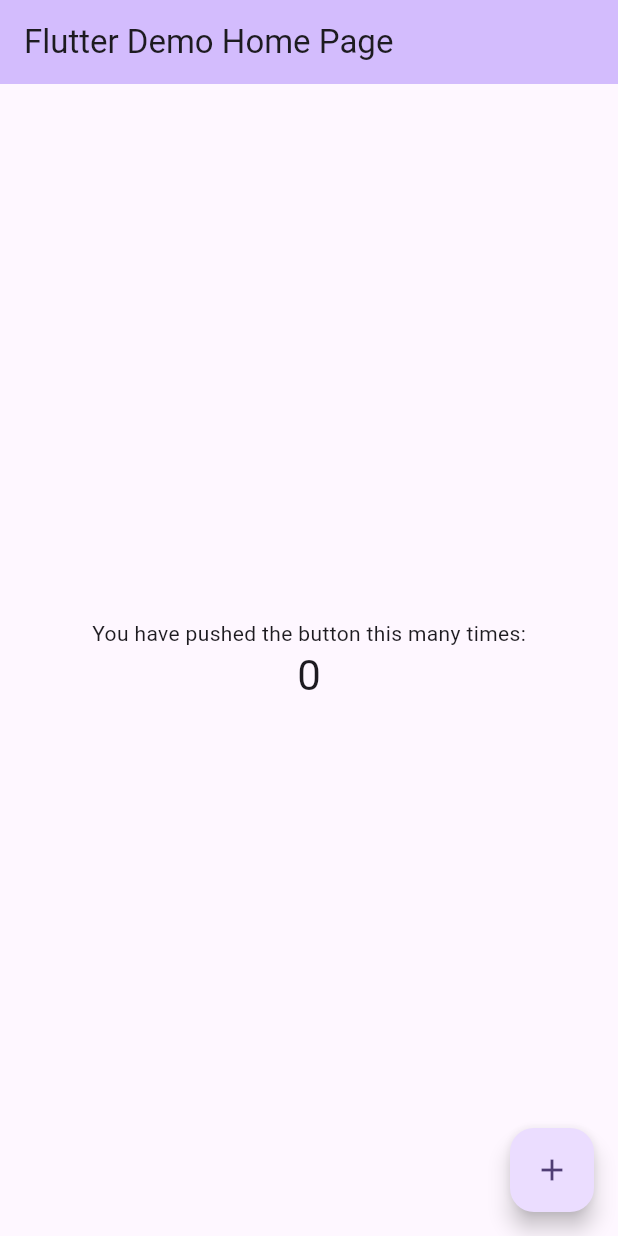
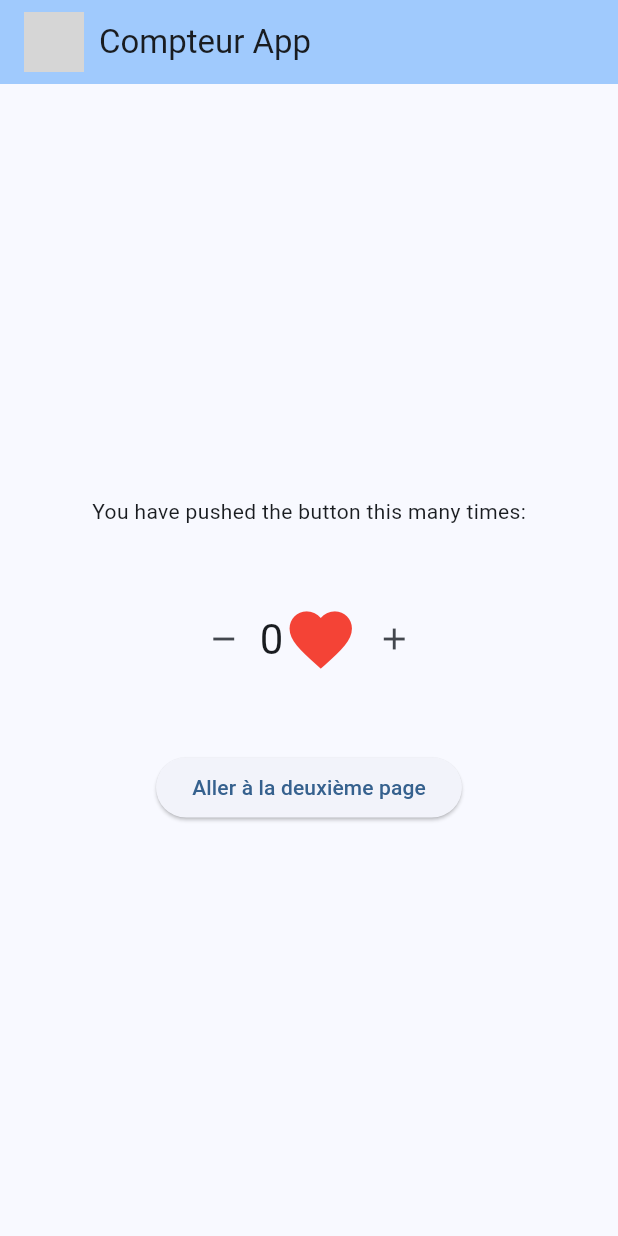
Before and after one commit to edetommaso/2025_R4A11_DE_TOMMASO_Eric, a Flutter app: the screen it shows after launch, on a phone screen of 412 x 824 dp. Run offline on Flutter 3.47's test engine with Material 3 defaults, Android fonts, the phone set to English and light mode, and no system bars; grey boxes are pictures that could not be loaded.

Commit message:
ajout de la correction

```diff
--- a/lib/main.dart
+++ b/lib/main.dart
@@ -1,4 +1,8 @@
 import 'package:flutter/material.dart';
+
+const Color primaryColor = Color(0xFF2196F3);
+const String appTitle = 'Compteur App';
+const String secondPageTitle = 'Seconde page';
 
 void main() {
   runApp(const MyApp());
@@ -7,119 +11,140 @@ void main() {
 class MyApp extends StatelessWidget {
   const MyApp({super.key});
 
-  // This widget is the root of your application.
   @override
   Widget build(BuildContext context) {
     return MaterialApp(
-      title: 'Flutter Demo',
+      title: appTitle,
       theme: ThemeData(
-        // This is the theme of your application.
-        //
-        // TRY THIS: Try running your application with "flutter run". You'll see
-        // the application has a purple toolbar. Then, without quitting the app,
-        // try changing the seedColor in the colorScheme below to Colors.green
-        // and then invoke "hot reload" (save your changes or press the "hot
-        // reload" button in a Flutter-supported IDE, or press "r" if you used
-        // the command line to start the app).
-        //
-        // Notice that the counter didn't reset back to zero; the application
-        // state is not lost during the reload. To reset the state, use hot
-        // restart instead.
-        //
-        // This works for code too, not just values: Most code changes can be
-        // tested with just a hot reload.
-        colorScheme: ColorScheme.fromSeed(seedColor: Colors.deepPurple),
+        colorScheme: ColorScheme.fromSeed(seedColor: primaryColor),
         useMaterial3: true,
       ),
-      home: const MyHomePage(title: 'Flutter Demo Home Page'),
+      initialRoute: '/',
+      routes: {
+        '/': (context) => const HomePage(),
+        '/second': (context) => const SecondPage(),
+      },
     );
   }
 }
 
-class MyHomePage extends StatefulWidget {
-  const MyHomePage({super.key, required this.title});
-
-  // This widget is the home page of your application. It is stateful, meaning
-  // that it has a State object (defined below) that contains fields that affect
-  // how it looks.
-
-  // This class is the configuration for the state. It holds the values (in this
-  // case the title) provided by the parent (in this case the App widget) and
-  // used by the build method of the State. Fields in a Widget subclass are
-  // always marked "final".
-
-  final String title;
+/*
+ * Page d'accueil et son état mutable
+ */
+class HomePage extends StatefulWidget {
+  const HomePage({super.key});
 
   @override
-  State<MyHomePage> createState() => _MyHomePageState();
+  State<HomePage> createState() => _HomePageState();
 }
 
-class _MyHomePageState extends State<MyHomePage> {
+
+/*
+ * Etat mutable de la page d'accueil
+ */
+class _HomePageState extends State<HomePage> {
   int _counter = 0;
 
+  //Ici, les méthodes et fonctions qui font varier l'état de votre page d'accueil
+
+  // Méthode d'incrémentation du compteur
   void _incrementCounter() {
     setState(() {
-      // This call to setState tells the Flutter framework that something has
-      // changed in this State, which causes it to rerun the build method below
-      // so that the display can reflect the updated values. If we changed
-      // _counter without calling setState(), then the build method would not be
-      // called again, and so nothing would appear to happen.
       _counter++;
     });
   }
 
+  // Méthode de décrémentation du compteur
+  void _decrementCounter() {
+    setState(() {
+      _counter--;
+    });
+  }
+
+  // Fonction build qui construit l'UI associé à l'état de votre page
   @override
   Widget build(BuildContext context) {
-    // This method is rerun every time setState is called, for instance as done
-    // by the _incrementCounter method above.
-    //
-    // The Flutter framework has been optimized to make rerunning build methods
-    // fast, so that you can just rebuild anything that needs updating rather
-    // than having to individually change instances of widgets.
     return Scaffold(
       appBar: AppBar(
-        // TRY THIS: Try changing the color here to a specific color (to
-        // Colors.amber, perhaps?) and trigger a hot reload to see the AppBar
-        // change color while the other colors stay the same.
         backgroundColor: Theme.of(context).colorScheme.inversePrimary,
-        // Here we take the value from the MyHomePage object that was created by
-        // the App.build method, and use it to set our appbar title.
-        title: Text(widget.title),
+        title: Row(
+          children: [
+            GestureDetector(
+              onTap: () {
+                Navigator.pushReplacementNamed(context, '/');
+              },
+              child: Image.asset('assets/logo.png', height: 40),
+            ),
+            const SizedBox(width: 10),
+            const Text(appTitle),
+          ],
+        )
       ),
       body: Center(
-        // Center is a layout widget. It takes a single child and positions it
-        // in the middle of the parent.
         child: Column(
-          // Column is also a layout widget. It takes a list of children and
-          // arranges them vertically. By default, it sizes itself to fit its
-          // children horizontally, and tries to be as tall as its parent.
-          //
-          // Column has various properties to control how it sizes itself and
-          // how it positions its children. Here we use mainAxisAlignment to
-          // center the children vertically; the main axis here is the vertical
-          // axis because Columns are vertical (the cross axis would be
-          // horizontal).
-          //
-          // TRY THIS: Invoke "debug painting" (choose the "Toggle Debug Paint"
-          // action in the IDE, or press "p" in the console), to see the
-          // wireframe for each widget.
           mainAxisAlignment: MainAxisAlignment.center,
           children: <Widget>[
             const Text(
               'You have pushed the button this many times:',
             ),
-            Text(
-              '$_counter',
-              style: Theme.of(context).textTheme.headlineMedium,
+            Padding(
+              padding: const EdgeInsets.all(50.0),
+              child: Row(
+                mainAxisAlignment: MainAxisAlignment.center,
+                children: [
+                  IconButton(
+                    icon: const Icon(Icons.remove),
+                    onPressed: _decrementCounter,
+                  ),
+                  Text(
+                    '$_counter',
+                    style: Theme.of(context).textTheme.headlineMedium,
+                  ),
+                  Icon(
+                    Icons.favorite,
+                    color: _counter < 0 ? Colors.black : Colors.red,
+                    size: 50,
+                  ),
+                  IconButton(
+                    icon: const Icon(Icons.add),
+                    onPressed: _incrementCounter,
+                  ),
+                ],
+              ),
+            ),
+            ElevatedButton(
+              onPressed: () {
+                Navigator.pushNamed(context, '/second');
+              },
+              child: const Text('Aller à la deuxième page'),
             ),
           ],
         ),
       ),
-      floatingActionButton: FloatingActionButton(
-        onPressed: _incrementCounter,
-        tooltip: 'Increment',
-        child: const Icon(Icons.add),
-      ), // This trailing comma makes auto-formatting nicer for build methods.
+    );
+
+  }
+}
+
+/*
+ * La seconde page de votre app
+ */
+class SecondPage extends StatelessWidget {
+  const SecondPage({super.key});
+
+  @override
+  Widget build(BuildContext context) {
+    return Scaffold(
+      appBar: AppBar(
+        title: const Text(secondPageTitle),
+        backgroundColor: Theme.of(context).colorScheme.inversePrimary,
+      ),
+      body: const Center(
+        child: Text(
+          'Bienvenue sur la seconde page !',
+          style: TextStyle(fontSize: 24),
+        ),
+      ),
     );
   }
 }
```
Also changed, not shown: pubspec.yaml (+4 -56 lines).
